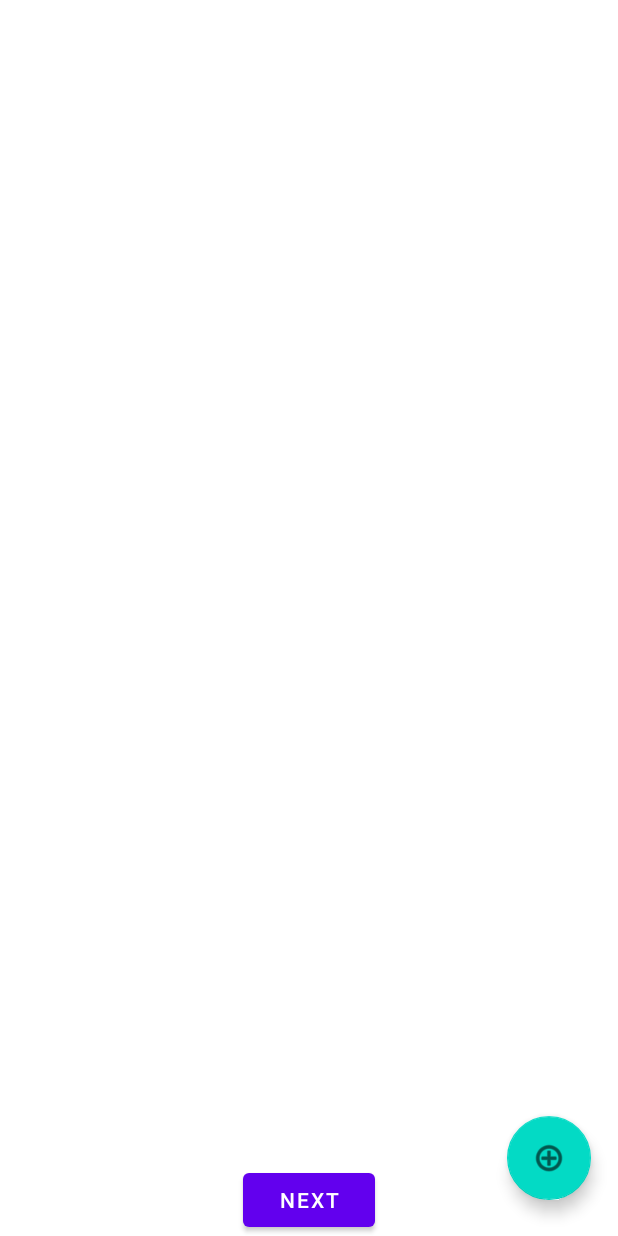
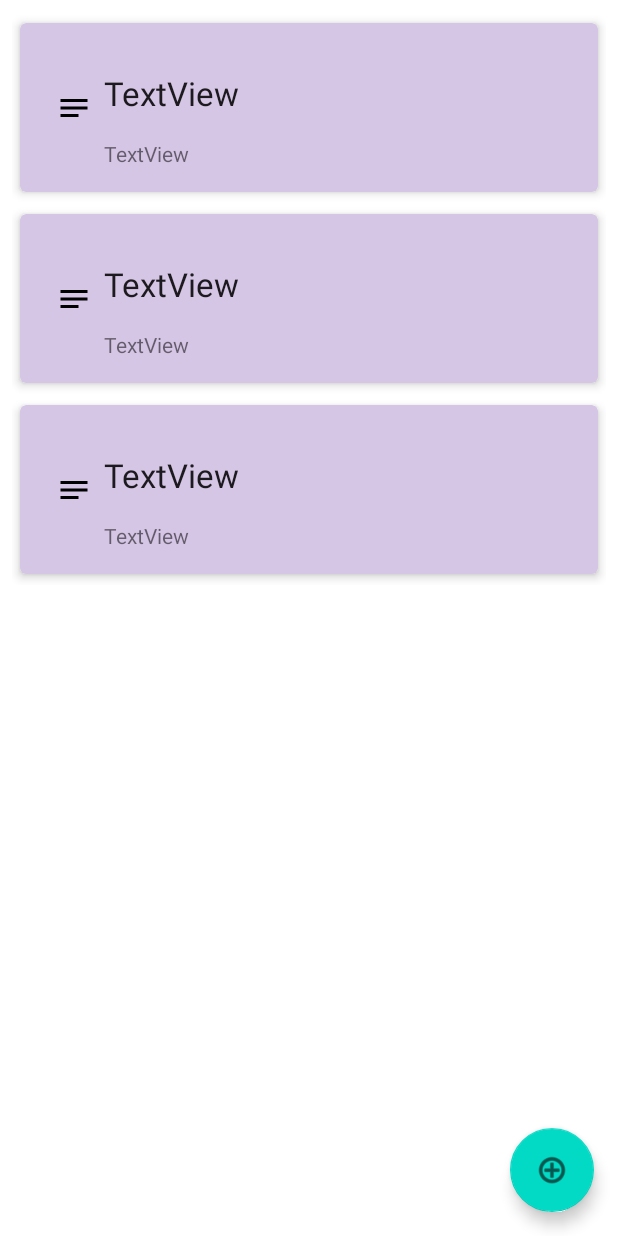
Before and after one commit to funcerebri/note-keeper-android, an Android app: the layout fragment_first.xml on its own in the app's theme, with its tools: preview values and no code run, on a phone screen of 412 x 824 dp. Run offline under Robolectric (Android 15) with nearby library versions, the phone set to English and light mode, and no system bars.

Commit message:
Add CardView

```diff
--- a/app/src/main/java/com/example/notekeeper/FirstFragment.kt
+++ b/app/src/main/java/com/example/notekeeper/FirstFragment.kt
@@ -1,6 +1,7 @@
 package com.example.notekeeper
 
 import android.os.Bundle
+import android.provider.ContactsContract.Data
 import androidx.fragment.app.Fragment
 import android.view.LayoutInflater
 import android.view.View
@@ -9,6 +10,7 @@ import android.widget.ArrayAdapter
 import androidx.core.os.bundleOf
 import androidx.fragment.app.setFragmentResult
 import androidx.navigation.fragment.findNavController
+import androidx.recyclerview.widget.LinearLayoutManager
 import com.example.notekeeper.databinding.FragmentFirstBinding
 
 /**
@@ -29,24 +31,12 @@ class FirstFragment : Fragment() {
     ): View? {
         _binding = FragmentFirstBinding.inflate(inflater, container, false)
 
-        binding.listNotes.adapter = ArrayAdapter(
-            requireContext(),
-            android.R.layout.simple_list_item_1,
-            DataManager.notes)
-
-        binding.listNotes.setOnItemClickListener { parent, view, position, id ->
-            // Use the Kotlin extension in the fragment-ktx artifact
-            setFragmentResult("SELECT_ITEM", bundleOf(NOTE_POSITION to position))
-            findNavController().navigate(R.id.action_FirstFragment_to_SecondFragment)
-        }
-
-        binding.buttonFirst.setOnClickListener {
-            findNavController().navigate(R.id.action_FirstFragment_to_SecondFragment)
-        }
-
         binding.fab.setOnClickListener {
             findNavController().navigate(R.id.action_FirstFragment_to_SecondFragment)
         }
+        val ctx = requireContext()
+        binding.listItems.layoutManager = LinearLayoutManager(context)
+        binding.listItems.adapter = NoteRecycleAdapter(requireContext(), DataManager.notes)
 
         return binding.root
     }
@@ -58,7 +48,7 @@ class FirstFragment : Fragment() {
 
     override fun onResume() {
         super.onResume()
-        (binding.listNotes.adapter as ArrayAdapter<NoteInfo>).notifyDataSetChanged()
+        //(binding.listNotes.adapter as ArrayAdapter<NoteInfo>).notifyDataSetChanged()
     }
 
     override fun onDestroyView() {
--- /dev/null
+++ b/app/src/main/java/com/example/notekeeper/NoteRecycleAdapter.kt
@@ -0,0 +1,33 @@
+package com.example.notekeeper
+
+import android.content.Context
+import android.view.LayoutInflater
+import android.view.View
+import android.view.ViewGroup
+import android.widget.TextView
+import androidx.recyclerview.widget.RecyclerView
+
+class NoteRecycleAdapter(private val context: Context, private val notes: List<NoteInfo>) :
+    RecyclerView.Adapter<NoteRecycleAdapter.ViewHolder>() {
+
+    private val layoutInflater = LayoutInflater.from(context)
+
+    class ViewHolder(itemView: View) : RecyclerView.ViewHolder(itemView){
+        val textCourse = itemView?.findViewById<TextView?>(R.id.textCourse)
+        val textTitle = itemView?.findViewById<TextView?>(R.id.textTitle)
+    }
+
+    override fun onCreateViewHolder(parent: ViewGroup, viewType: Int): ViewHolder {
+        val itemView = layoutInflater.inflate(R.layout.item_note_list, parent, false)
+        return ViewHolder(itemView)
+    }
+
+    override fun onBindViewHolder(holder: ViewHolder, position: Int) {
+        val note = notes[position]
+
+        holder.textCourse?.text = note.course?.title
+        holder.textTitle?.text = note.title
+    }
+
+    override fun getItemCount() = notes.size
+}
--- /dev/null
+++ b/app/src/main/res/drawable/ic_baseline_notes_24.xml
@@ -0,0 +1,5 @@
+<vector android:autoMirrored="true" android:height="24dp"
+    android:tint="#000000" android:viewportHeight="24"
+    android:viewportWidth="24" android:width="24dp" xmlns:android="http://schemas.android.com/apk/res/android">
+    <path android:fillColor="@android:color/white" android:pathData="M3,18h12v-2L3,16v2zM3,6v2h18L21,6L3,6zM3,13h18v-2L3,11v2z"/>
+</vector>
--- a/app/src/main/res/layout/fragment_first.xml
+++ b/app/src/main/res/layout/fragment_first.xml
@@ -6,40 +6,36 @@
     android:layout_height="match_parent"
     tools:context=".FirstFragment">
 
-    <Button
-        android:id="@+id/button_first"
-        android:layout_width="wrap_content"
-        android:layout_height="wrap_content"
-        android:text="@string/next"
-        app:layout_constraintBottom_toBottomOf="parent"
-        app:layout_constraintEnd_toEndOf="parent"
-        app:layout_constraintStart_toStartOf="parent" />
-
     <com.google.android.material.floatingactionbutton.FloatingActionButton
         android:id="@+id/fab"
         android:layout_width="wrap_content"
-        android:layout_height="wrap_content"
-        android:layout_marginStart="88dp"
-        android:layout_marginBottom="24dp"
+        android:layout_height="0dp"
+        android:layout_marginEnd="8dp"
+        android:layout_marginBottom="8dp"
         android:clickable="true"
+        android:contentDescription="TODO"
         android:src="@android:drawable/ic_menu_add"
-        app:layout_constraintBottom_toBottomOf="parent"
-        app:layout_constraintStart_toEndOf="@+id/button_first"
-        tools:ignore="SpeakableTextPresentCheck,SpeakableTextPresentCheck"
-        android:contentDescription="TODO" />
+        app:layout_constraintBottom_toBottomOf="@+id/listItems"
+        app:layout_constraintEnd_toEndOf="@+id/listItems"
+        tools:ignore="SpeakableTextPresentCheck,SpeakableTextPresentCheck" />
 
-    <ListView
-        android:id="@+id/listNotes"
-        android:layout_width="390dp"
+    <androidx.recyclerview.widget.RecyclerView
+        android:id="@+id/listItems"
+        android:layout_width="0dp"
         android:layout_height="0dp"
+        android:layout_marginStart="8dp"
         android:layout_marginTop="8dp"
         android:layout_marginEnd="8dp"
-        app:layout_constraintBottom_toTopOf="@+id/button_first"
+        android:layout_marginBottom="8dp"
+        app:layout_constraintBottom_toBottomOf="parent"
         app:layout_constraintEnd_toEndOf="parent"
-        app:layout_constraintHorizontal_bias="1.0"
-        app:layout_constraintStart_toEndOf="@+id/fab"
+        app:layout_constraintHorizontal_bias="0.0"
+        app:layout_constraintStart_toStartOf="parent"
         app:layout_constraintTop_toTopOf="parent"
-        app:layout_constraintVertical_bias="0.0" />
+        app:layout_constraintVertical_bias="0.0"
+        tools:listitem="@layout/item_note_list">
+
+    </androidx.recyclerview.widget.RecyclerView>
 
 
 </androidx.constraintlayout.widget.ConstraintLayout>
--- /dev/null
+++ b/app/src/main/res/layout/item_note_list.xml
@@ -0,0 +1,62 @@
+<?xml version="1.0" encoding="utf-8"?>
+<FrameLayout xmlns:android="http://schemas.android.com/apk/res/android"
+    xmlns:app="http://schemas.android.com/apk/res-auto"
+    android:layout_width="match_parent"
+    android:layout_height="wrap_content">
+
+    <androidx.cardview.widget.CardView
+        android:layout_width="match_parent"
+        android:layout_height="wrap_content"
+        app:cardBackgroundColor="#D6C6E6"
+        app:cardCornerRadius="4dp"
+        app:cardElevation="4dp"
+        app:cardUseCompatPadding="true"
+        app:contentPadding="16dp">
+
+        <androidx.constraintlayout.widget.ConstraintLayout
+            android:layout_width="match_parent"
+            android:layout_height="wrap_content">
+
+            <ImageView
+                android:id="@+id/imageView"
+                android:layout_width="wrap_content"
+                android:layout_height="wrap_content"
+                android:layout_marginStart="8dp"
+                android:layout_marginTop="8dp"
+                android:layout_marginBottom="8dp"
+                app:layout_constraintBottom_toBottomOf="parent"
+                app:layout_constraintStart_toStartOf="parent"
+                app:layout_constraintTop_toTopOf="parent"
+                app:srcCompat="@drawable/ic_baseline_notes_24" />
+
+            <TextView
+                android:id="@+id/textCourse"
+                android:layout_width="0dp"
+                android:layout_height="wrap_content"
+                android:layout_marginStart="8dp"
+                android:layout_marginTop="16dp"
+                android:layout_marginEnd="8dp"
+                android:text="TextView"
+                android:textAppearance="@style/TextAppearance.AppCompat.Large"
+                app:layout_constraintEnd_toEndOf="parent"
+                app:layout_constraintHorizontal_bias="0.0"
+                app:layout_constraintStart_toEndOf="@+id/imageView"
+                app:layout_constraintTop_toTopOf="parent" />
+
+            <TextView
+                android:id="@+id/textTitle"
+                android:layout_width="0dp"
+                android:layout_height="wrap_content"
+                android:layout_marginStart="8dp"
+                android:layout_marginTop="16dp"
+                android:layout_marginEnd="8dp"
+                android:text="TextView"
+                app:layout_constraintEnd_toEndOf="parent"
+                app:layout_constraintHorizontal_bias="0.0"
+                app:layout_constraintStart_toEndOf="@+id/imageView"
+                app:layout_constraintTop_toBottomOf="@+id/textCourse" />
+
+        </androidx.constraintlayout.widget.ConstraintLayout>
+    </androidx.cardview.widget.CardView>
+
+</FrameLayout>
```
